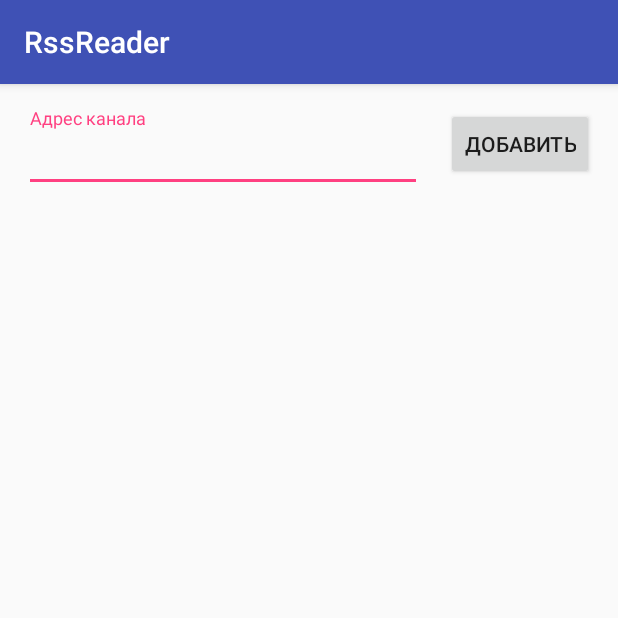
After one commit to goldenluk/android, an Android app: the AddChannelActivity screen opened directly, with no data from a screen before it, on a phone screen of 412 x 824 dp, the top half of it. The commit adds this screen. Run offline under Robolectric (Android 15) with nearby library versions, the phone set to English and light mode, and no system bars.

Commit message:
Небольшие изменения

```diff
--- a/RssReader/app/src/main/AndroidManifest.xml
+++ b/RssReader/app/src/main/AndroidManifest.xml
@@ -19,7 +19,7 @@
             </intent-filter>
         </activity>
 
-        <activity android:name="ru.matthewhadzhiev.rssreader.activity.ReadChannelActivity"/>
+        <activity android:name="ru.matthewhadzhiev.rssreader.activity.AddChannelActivity"/>
         <activity android:name="ru.matthewhadzhiev.rssreader.activity.ChannelsMenuActivity"/>
     </application>
 
--- a/RssReader/app/src/main/java/ru/matthewhadzhiev/rssreader/activity/ChannelsMenuActivity.java
+++ b/RssReader/app/src/main/java/ru/matthewhadzhiev/rssreader/activity/ChannelsMenuActivity.java
@@ -18,7 +18,7 @@ final public class ChannelsMenuActivity extends AppCompatActivity {
         newChannelButton.setOnClickListener(new View.OnClickListener() {
             @Override
             public void onClick(View view) {
-                Intent intent = new Intent(ChannelsMenuActivity.this, ReadChannelActivity.class);
+                Intent intent = new Intent(ChannelsMenuActivity.this, AddChannelActivity.class);
                 startActivity(intent);
             }
         });
--- /dev/null
+++ b/RssReader/app/src/main/res/layout/add_channel_activity.xml
@@ -0,0 +1,53 @@
+<?xml version="1.0" encoding="utf-8"?>
+<RelativeLayout xmlns:android="http://schemas.android.com/apk/res/android"
+                xmlns:tools="http://schemas.android.com/tools"
+                android:id="@+id/read_activity"
+                android:layout_width="match_parent"
+                android:layout_height="match_parent"
+                android:paddingBottom="@dimen/activity_vertical_margin"
+                android:paddingLeft="@dimen/activity_horizontal_margin"
+                android:paddingRight="@dimen/activity_horizontal_margin"
+                android:paddingTop="@dimen/activity_vertical_margin"
+                tools:context="ru.matthewhadzhiev.rssreader.activity.MainActivity">
+
+    <Button
+        android:id="@+id/read_button"
+        android:layout_width="wrap_content"
+        android:layout_height="wrap_content"
+        android:layout_alignParentEnd="true"
+        android:text="@string/add_new_channel_button"
+        android:layout_alignParentRight="true"/>
+
+    <android.support.design.widget.TextInputLayout
+        android:id="@+id/text_input_layout"
+        android:layout_width="match_parent"
+        android:layout_height="wrap_content"
+        android:layout_marginEnd="@dimen/activity_horizontal_margin"
+        android:layout_toStartOf="@id/read_button"
+        android:hint="@string/channel_address"
+        android:layout_toLeftOf="@id/read_button"
+        android:layout_marginRight="@dimen/activity_horizontal_margin">
+
+        <EditText
+            android:id="@+id/rss_address"
+            android:layout_width="match_parent"
+            android:layout_height="wrap_content"
+            android:inputType="textWebEmailAddress"/>
+
+    </android.support.design.widget.TextInputLayout>
+
+
+
+    <android.support.v4.widget.SwipeRefreshLayout
+        android:id="@+id/swipe_refresh_layout"
+        android:layout_width="match_parent"
+        android:layout_height="match_parent"
+        android:layout_below="@id/text_input_layout"
+        android:layout_marginTop="@dimen/activity_vertical_margin">
+
+        <android.support.v7.widget.RecyclerView
+            android:id="@+id/recycler_view"
+            android:layout_width="match_parent"
+            android:layout_height="match_parent" />
+    </android.support.v4.widget.SwipeRefreshLayout>
+</RelativeLayout>
--- /dev/null
+++ b/RssReader/app/src/main/res/values/add_channel_strings.xml
@@ -0,0 +1,5 @@
+<?xml version="1.0" encoding="utf-8"?>
+<resources>
+    <string name="add_new_channel_button">Добавить</string>
+    <string name="channel_address">Адрес канала</string>
+</resources>
--- /dev/null
+++ b/RssReader/app/src/main/res/values/channel_menu_strings.xml
@@ -0,0 +1,5 @@
+<?xml version="1.0" encoding="utf-8"?>
+<resources>
+    <string name="add_new_channel_menu_button">Добавить новый канал</string>
+    <string name="open_viewed_channels">Отображаемые каналы</string>
+</resources>
--- /dev/null
+++ b/RssReader/app/src/main/res/values/main_menu_strings.xml
@@ -0,0 +1,6 @@
+<?xml version="1.0" encoding="utf-8"?>
+<resources>
+    <string name="open_channels_settings">Каналы</string>
+    <string name="open_app_settings">Настройки</string>
+    <string name="open_news_feed">Лента</string>
+</resources>
```
Also changed, not shown: RssReader/app/src/main/java/ru/matthewhadzhiev/rssreader/activity/AddChannelActivity.java (added, +193 -0 lines), RssReader/app/src/main/res/values/strings.xml (+0 -10 lines).
